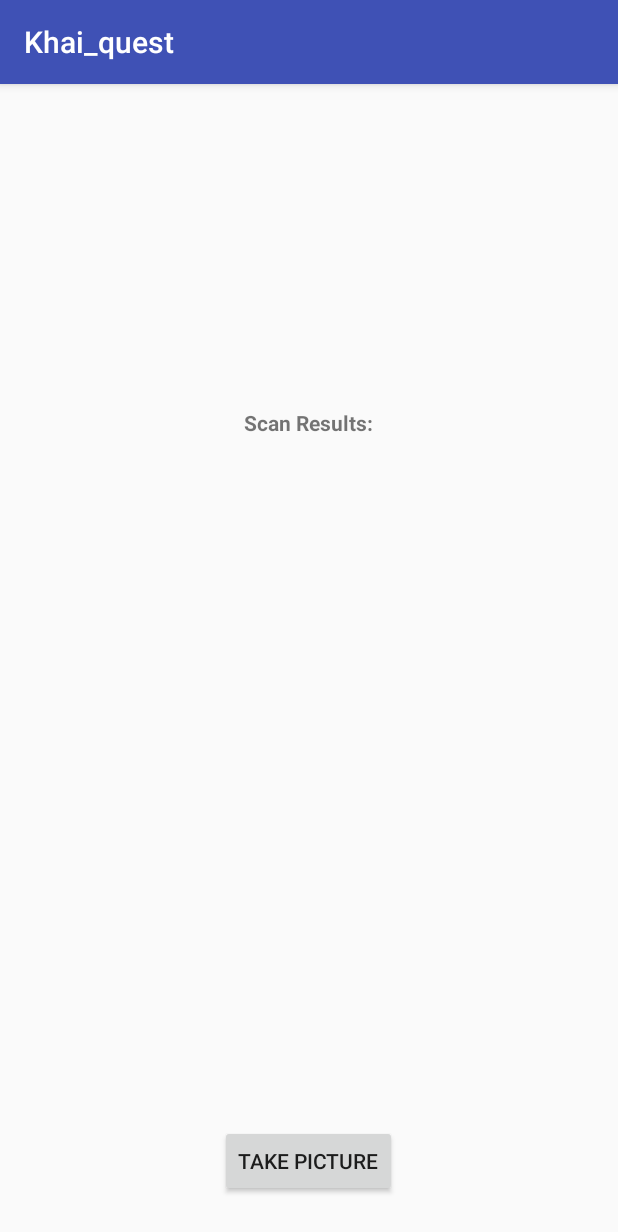
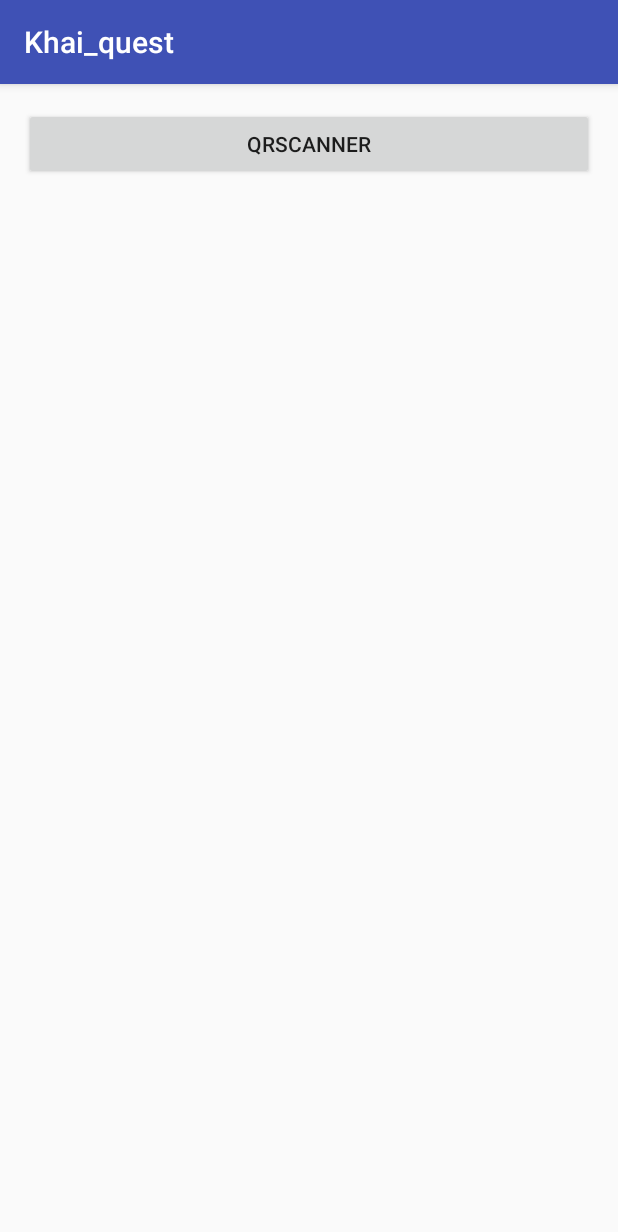
Before and after one commit to OfatenkoRodion/Khai_quest, an Android app: the screen it shows after launch (MainActivity), on a phone screen of 412 x 824 dp. Shown: the top 1232 px of the screen. Run offline under Robolectric (Android 15) with nearby library versions, the phone set to English and light mode, and no system bars; libraries missing offline, so code that uses them is left out: me.dm7.barcodescanner.

Commit message:
found better solution

```diff
--- a/app/build.gradle
+++ b/app/build.gradle
@@ -5,7 +5,7 @@ android {
     buildToolsVersion "26.0.0"
     defaultConfig {
         applicationId "ro.khai_quest"
-        minSdkVersion 21
+        minSdkVersion 18
         targetSdkVersion 26
         versionCode 1
         versionName "1.0"
@@ -27,4 +27,5 @@ dependencies {
     compile 'com.android.support:appcompat-v7:26.+'
     testCompile 'junit:junit:4.12'
     compile 'com.google.android.gms:play-services-vision:11.4.0'
+    compile 'me.dm7.barcodescanner:zxing:1.8.4'
 }
--- a/app/src/main/java/ro/khai_quest/MainActivity.java
+++ b/app/src/main/java/ro/khai_quest/MainActivity.java
@@ -1,192 +1,107 @@
 package ro.khai_quest;
 
-        import android.Manifest;
-        import android.content.Context;
-        import android.content.Intent;
-        import android.content.pm.PackageManager;
-        import android.graphics.Bitmap;
-        import android.graphics.BitmapFactory;
-        import android.net.Uri;
-        import android.os.Bundle;
-        import android.os.Environment;
-        import android.provider.MediaStore;
-        import android.support.annotation.NonNull;
-        import android.support.v4.app.ActivityCompat;
-        import android.support.v4.content.FileProvider;
-        import android.support.v7.app.AppCompatActivity;
-        import android.util.Log;
-        import android.util.SparseArray;
-        import android.view.View;
-        import android.widget.Button;
-        import android.widget.TextView;
-        import android.widget.Toast;
 
-        import com.google.android.gms.vision.Frame;
-        import com.google.android.gms.vision.barcode.Barcode;
-        import com.google.android.gms.vision.barcode.BarcodeDetector;
+import android.Manifest;
+import android.annotation.TargetApi;
+import android.app.Activity;
+import android.app.AlertDialog;
+import android.content.DialogInterface;
+import android.content.pm.PackageManager;
+import android.os.Build;
+import android.support.annotation.NonNull;
+import android.support.v4.app.ActivityCompat;
+import android.support.v4.content.ContextCompat;
+import android.support.v7.app.AppCompatActivity;
+import android.os.Bundle;
+import android.util.Log;
+import android.view.View;
+import android.widget.Toast;
 
-        import java.io.File;
-        import java.io.FileNotFoundException;
+import com.google.zxing.Result;
+import me.dm7.barcodescanner.zxing.ZXingScannerView;
 
-public class MainActivity extends AppCompatActivity {
-    private static final String LOG_TAG = "Barcode Scanner API";
-    private static final int PHOTO_REQUEST = 10;
-    private TextView scanResults;
-    private BarcodeDetector detector;
-    private Uri imageUri;
-    private static final int REQUEST_WRITE_PERMISSION = 20;
-    private static final String SAVED_INSTANCE_URI = "uri";
-    private static final String SAVED_INSTANCE_RESULT = "result";
+public class MainActivity extends AppCompatActivity implements ZXingScannerView.ResultHandler
+{
+    private static final int MY_PERMISSIONS_REQUESTS = 1;
+    private ZXingScannerView mScannerView;
 
     @Override
-    protected void onCreate(Bundle savedInstanceState) {
+    protected void onCreate(Bundle savedInstanceState)
+    {
         super.onCreate(savedInstanceState);
         setContentView(R.layout.activity_main);
-        Button button = (Button) findViewById(R.id.button);
-        scanResults = (TextView) findViewById(R.id.scan_results);
-        if (savedInstanceState != null) {
-            imageUri = Uri.parse(savedInstanceState.getString(SAVED_INSTANCE_URI));
-            scanResults.setText(savedInstanceState.getString(SAVED_INSTANCE_RESULT));
+    }
+
+    public void QrScanner(View view){
+
+        if(checkPermissionOnCamera()==true)
+        {
+            Toast.makeText(this, "Начали", Toast.LENGTH_SHORT).show();
+            mScannerView = new ZXingScannerView(this);   // Programmatically initialize the scanner view
+            setContentView(mScannerView);
+
+            mScannerView.setResultHandler(this); // Register ourselves as a handler for scan results.
+            mScannerView.startCamera();         // Start camera
         }
-        button.setOnClickListener(new View.OnClickListener() {
-            @Override
-            public void onClick(View view) {
-                ActivityCompat.requestPermissions(MainActivity.this, new
-                        String[]{Manifest.permission.WRITE_EXTERNAL_STORAGE}, REQUEST_WRITE_PERMISSION);
-            }
-        });
 
-        detector = new BarcodeDetector.Builder(getApplicationContext())
-                .setBarcodeFormats(Barcode.DATA_MATRIX | Barcode.QR_CODE)
-                .build();
-        if (!detector.isOperational()) {
-            scanResults.setText("Could not set up the detector!");
-            return;
-        }
     }
 
     @Override
-    public void onRequestPermissionsResult(int requestCode, @NonNull String[] permissions, @NonNull int[] grantResults) {
-        super.onRequestPermissionsResult(requestCode, permissions, grantResults);
-        switch (requestCode) {
-            case REQUEST_WRITE_PERMISSION:
-                if (grantResults.length > 0 && grantResults[0] == PackageManager.PERMISSION_GRANTED) {
-                    takePicture();
-                } else {
-                    Toast.makeText(MainActivity.this, "Permission Denied!", Toast.LENGTH_SHORT).show();
-                }
-        }
+    public void onPause() {
+        super.onPause();
+        mScannerView.stopCamera();           // Stop camera on pause
     }
 
     @Override
-    protected void onActivityResult(int requestCode, int resultCode, Intent data) {
-        if (requestCode == PHOTO_REQUEST && resultCode == RESULT_OK) {
-            launchMediaScanIntent();
-            try {
-                Bitmap bitmap = decodeBitmapUri(this, imageUri);
-                if (detector.isOperational() && bitmap != null) {
-                    Frame frame = new Frame.Builder().setBitmap(bitmap).build();
-                    SparseArray<Barcode> barcodes = detector.detect(frame);
-                    for (int index = 0; index < barcodes.size(); index++) {
-                        Barcode code = barcodes.valueAt(index);
-                        scanResults.setText(scanResults.getText() + code.displayValue + "\n");
+    public void handleResult(Result rawResult) {
+        // Do something with the result here
 
-                        //Required only if you need to extract the type of barcode
-                        int type = barcodes.valueAt(index).valueFormat;
-                        switch (type) {
-                            case Barcode.CONTACT_INFO:
-                                Log.i(LOG_TAG, code.contactInfo.title);
-                                break;
-                            case Barcode.EMAIL:
-                                Log.i(LOG_TAG, code.email.address);
-                                break;
-                            case Barcode.ISBN:
-                                Log.i(LOG_TAG, code.rawValue);
-                                break;
-                            case Barcode.PHONE:
-                                Log.i(LOG_TAG, code.phone.number);
-                                break;
-                            case Barcode.PRODUCT:
-                                Log.i(LOG_TAG, code.rawValue);
-                                break;
-                            case Barcode.SMS:
-                                Log.i(LOG_TAG, code.sms.message);
-                                break;
-                            case Barcode.TEXT:
-                                Log.i(LOG_TAG, code.rawValue);
-                                break;
-                            case Barcode.URL:
-                                Log.i(LOG_TAG, "url: " + code.url.url);
-                                break;
-                            case Barcode.WIFI:
-                                Log.i(LOG_TAG, code.wifi.ssid);
-                                break;
-                            case Barcode.GEO:
-                                Log.i(LOG_TAG, code.geoPoint.lat + ":" + code.geoPoint.lng);
-                                break;
-                            case Barcode.CALENDAR_EVENT:
-                                Log.i(LOG_TAG, code.calendarEvent.description);
-                                break;
-                            case Barcode.DRIVER_LICENSE:
-                                Log.i(LOG_TAG, code.driverLicense.licenseNumber);
-                                break;
-                            default:
-                                Log.i(LOG_TAG, code.rawValue);
-                                break;
-                        }
+        Log.e("handler", rawResult.getText()); // Prints scan results
+        Log.e("handler", rawResult.getBarcodeFormat().toString()); // Prints the scan format (qrcode)
+
+
+        Toast.makeText(this, rawResult.getText() , Toast.LENGTH_SHORT).show();
+        // show the scanner result into dialog box.
+        /*AlertDialog.Builder builder = new AlertDialog.Builder(this);
+        builder.setTitle("Scan Result");
+        builder.setMessage(rawResult.getText());
+        AlertDialog alert1 = builder.create();
+        alert1.show();*/
+
+        // If you would like to resume scanning, call this method below:
+        mScannerView.resumeCameraPreview(this);
+
+    }
+
+    public boolean checkPermissionOnCamera()
+    {
+        if (ContextCompat.checkSelfPermission(this, Manifest.permission.CAMERA) != PackageManager.PERMISSION_GRANTED)
+        {
+            if(ActivityCompat.shouldShowRequestPermissionRationale(this, Manifest.permission.CAMERA))
+            {
+                AlertDialog.Builder alertBuilder = new AlertDialog.Builder(this);
+                alertBuilder.setCancelable(true);
+                alertBuilder.setTitle("Permission necessary");
+                alertBuilder.setMessage("CAMERA is necessary");
+                alertBuilder.setPositiveButton(android.R.string.yes, new DialogInterface.OnClickListener() {
+                    @TargetApi(Build.VERSION_CODES.JELLY_BEAN)
+                    public void onClick(DialogInterface dialog, int which) {
+                        ActivityCompat.requestPermissions( MainActivity.this,
+                                new String[]{Manifest.permission.CAMERA}, MY_PERMISSIONS_REQUESTS);
                     }
-                    if (barcodes.size() == 0) {
-                        scanResults.setText("Scan Failed: Found nothing to scan");
-                    }
-                } else {
-                    scanResults.setText("Could not set up the detector!");
-                }
-            } catch (Exception e) {
-                Toast.makeText(this, "Failed to load Image", Toast.LENGTH_SHORT)
-                        .show();
-                Log.e(LOG_TAG, e.toString());
+                });
+                AlertDialog alert = alertBuilder.create();
+                alert.show();
             }
+            else
+            {
+                ActivityCompat.requestPermissions(this, new String[]{Manifest.permission.CAMERA}, MY_PERMISSIONS_REQUESTS);
+            }
+            return false;
+        }
+        else
+        {
+            return true;
         }
     }
-
-    private void takePicture() {
-        Intent intent = new Intent(MediaStore.ACTION_IMAGE_CAPTURE);
-        File photo = new File(Environment.getExternalStorageDirectory(), "picture.jpg");
-        imageUri = FileProvider.getUriForFile(MainActivity.this,
-                BuildConfig.APPLICATION_ID + ".provider", photo);
-        intent.putExtra(MediaStore.EXTRA_OUTPUT, imageUri);
-        startActivityForResult(intent, PHOTO_REQUEST);
-    }
-
-    @Override
-    protected void onSaveInstanceState(Bundle outState) {
-        if (imageUri != null) {
-            outState.putString(SAVED_INSTANCE_URI, imageUri.toString());
-            outState.putString(SAVED_INSTANCE_RESULT, scanResults.getText().toString());
-        }
-        super.onSaveInstanceState(outState);
-    }
-
-    private void launchMediaScanIntent() {
-        Intent mediaScanIntent = new Intent(Intent.ACTION_MEDIA_SCANNER_SCAN_FILE);
-        mediaScanIntent.setData(imageUri);
-        this.sendBroadcast(mediaScanIntent);
-    }
-
-    private Bitmap decodeBitmapUri(Context ctx, Uri uri) throws FileNotFoundException {
-        int targetW = 600;
-        int targetH = 600;
-        BitmapFactory.Options bmOptions = new BitmapFactory.Options();
-        bmOptions.inJustDecodeBounds = true;
-        BitmapFactory.decodeStream(ctx.getContentResolver().openInputStream(uri), null, bmOptions);
-        int photoW = bmOptions.outWidth;
-        int photoH = bmOptions.outHeight;
-
-        int scaleFactor = Math.min(photoW / targetW, photoH / targetH);
-        bmOptions.inJustDecodeBounds = false;
-        bmOptions.inSampleSize = scaleFactor;
-
-        return BitmapFactory.decodeStream(ctx.getContentResolver()
-                .openInputStream(uri), null, bmOptions);
-    }
 }
--- a/app/src/main/res/layout/activity_main.xml
+++ b/app/src/main/res/layout/activity_main.xml
@@ -1,6 +1,5 @@
 <?xml version="1.0" encoding="utf-8"?>
-<RelativeLayout
-    xmlns:android="http://schemas.android.com/apk/res/android"
+<RelativeLayout xmlns:android="http://schemas.android.com/apk/res/android"
     xmlns:tools="http://schemas.android.com/tools"
     android:layout_width="match_parent"
     android:layout_height="match_parent"
@@ -9,37 +8,9 @@
     android:paddingRight="@dimen/activity_horizontal_margin"
     android:paddingTop="@dimen/activity_vertical_margin">
 
-    <ImageView
-        android:id="@+id/image"
-        android:layout_width="200dp"
-        android:layout_height="200dp"
-        android:layout_centerHorizontal="true" />
-
-    <TextView
-        android:id="@+id/scan_header"
-        android:layout_width="wrap_content"
-        android:layout_height="wrap_content"
-        android:layout_below="@+id/image"
-        android:layout_centerHorizontal="true"
-        android:text="Scan Results:"
-        android:textStyle="bold"/>
-
-    <TextView
-        android:id="@+id/scan_results"
-        android:layout_width="wrap_content"
-        android:layout_height="wrap_content"
-        android:layout_below="@+id/scan_header"
-        android:layout_centerHorizontal="true"
-        android:layout_marginTop="10dp"/>
-
-    <Button
-        android:id="@+id/button"
-        android:layout_width="wrap_content"
-        android:layout_height="wrap_content"
-        android:layout_alignParentBottom="true"
-        android:layout_centerHorizontal="true"
-        android:layout_marginBottom="10dp"
-        android:layout_marginTop="20dp"
-        android:text="Take Picture"/>
+    <Button android:layout_height="wrap_content"
+        android:layout_width="match_parent"
+        android:text="QRScanner"
+        android:onClick="QrScanner" />
 
 </RelativeLayout>
```
Also changed, not shown: app/src/main/AndroidManifest.xml (+2 -17 lines).
